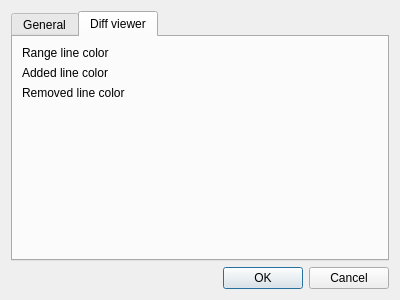
panter-dsd/SnoutGit, file src/SettingsDialog.ui: the form before one commit.
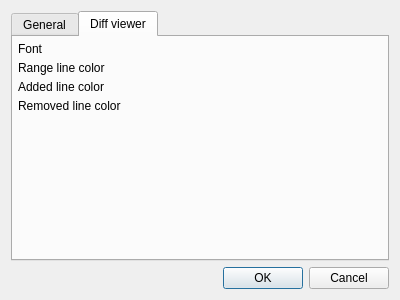
The form after the commit. The open tabs and pages were chosen to show the change.

Commit message: SettingsDialog: added seletion diff viewer font.

What changed in the file:
```diff
--- a/src/SettingsDialog.ui
+++ b/src/SettingsDialog.ui
@@ -47,28 +47,29 @@
        <string>Diff viewer</string>
       </attribute>
       <layout class="QGridLayout" name="gridLayout">
-       <item row="0" column="0">
-        <widget class="QLabel" name="rangeLineColorLabel_">
-         <property name="text">
-          <string>Range line color</string>
-         </property>
-        </widget>
-       </item>
+       <property name="leftMargin">
+        <number>5</number>
+       </property>
+       <property name="topMargin">
+        <number>5</number>
+       </property>
+       <property name="rightMargin">
+        <number>5</number>
+       </property>
+       <property name="bottomMargin">
+        <number>5</number>
+       </property>
+       <property name="spacing">
+        <number>5</number>
+       </property>
        <item row="2" column="0">
-        <widget class="QLabel" name="removedLineColorLabel_">
-         <property name="text">
-          <string>Removed line color</string>
-         </property>
-        </widget>
-       </item>
-       <item row="1" column="0">
         <widget class="QLabel" name="addedLineColorLabel_">
          <property name="text">
           <string>Added line color</string>
          </property>
         </widget>
        </item>
-       <item row="3" column="0">
+       <item row="4" column="0">
         <spacer name="verticalSpacer">
          <property name="orientation">
           <enum>Qt::Vertical</enum>
@@ -81,6 +82,27 @@
          </property>
         </spacer>
        </item>
+       <item row="1" column="0">
+        <widget class="QLabel" name="rangeLineColorLabel_">
+         <property name="text">
+          <string>Range line color</string>
+         </property>
+        </widget>
+       </item>
+       <item row="3" column="0">
+        <widget class="QLabel" name="removedLineColorLabel_">
+         <property name="text">
+          <string>Removed line color</string>
+         </property>
+        </widget>
+       </item>
+       <item row="0" column="0">
+        <widget class="QLabel" name="fontLabel_">
+         <property name="text">
+          <string>Font</string>
+         </property>
+        </widget>
+       </item>
       </layout>
      </widget>
     </widget>
```
The commit also changes 1 other file.
